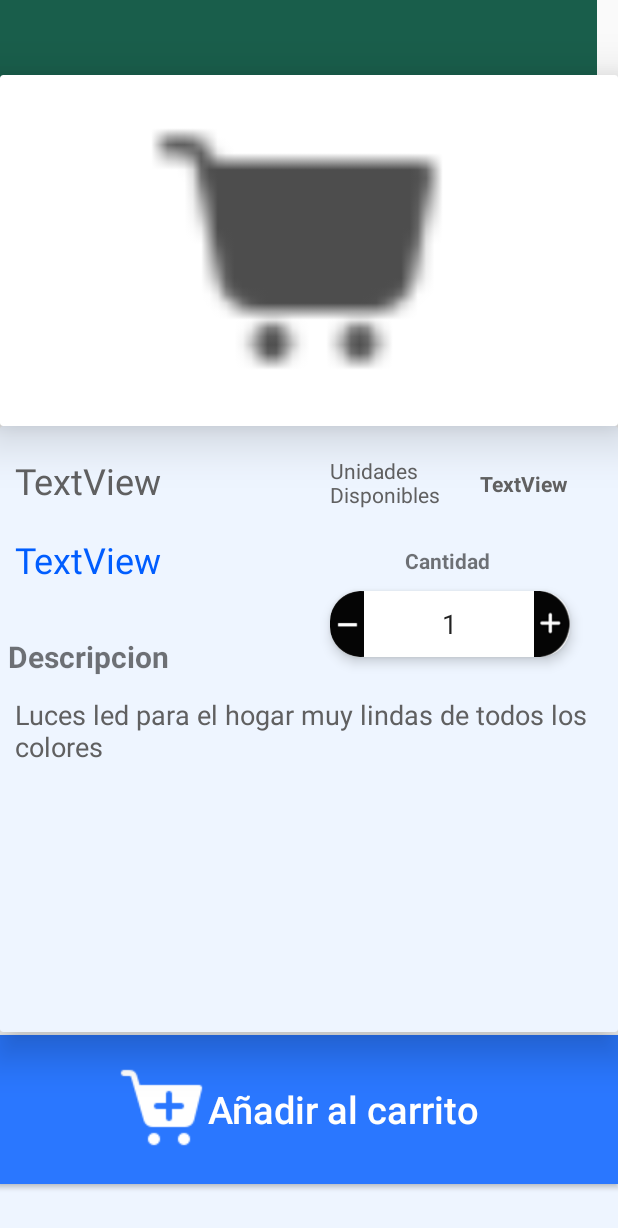
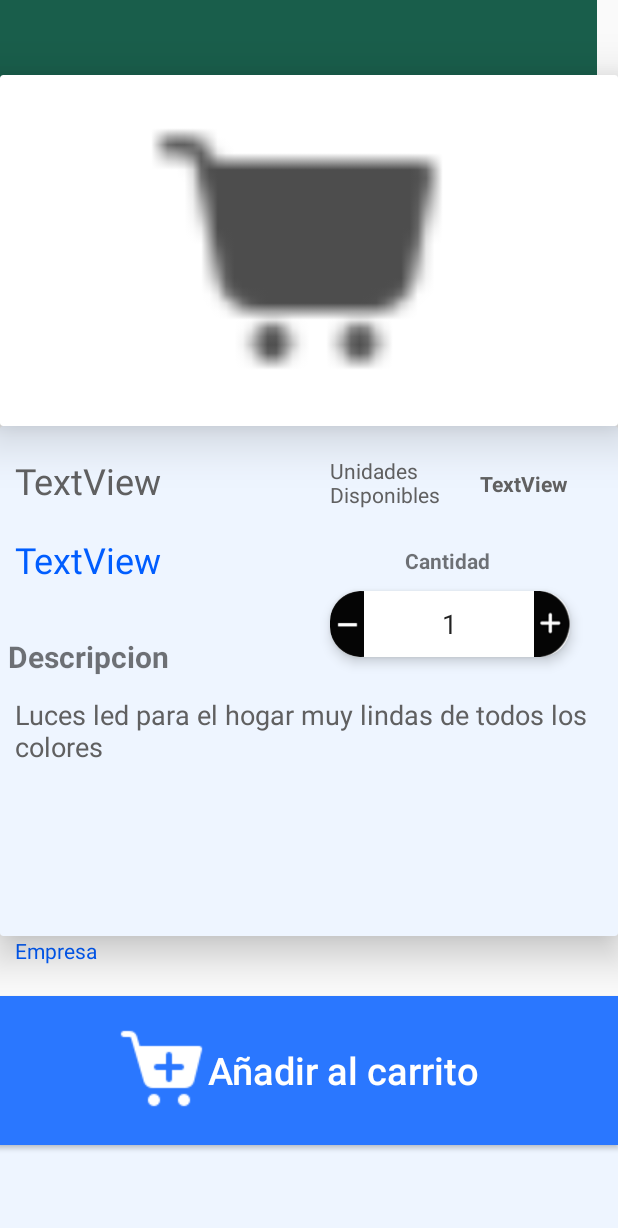
Before and after one commit to williamtocto/examen_complexivo_v2, an Android app: the layout activity_detalle_producto.xml on its own in the app's theme, with its tools: preview values and no code run, on a phone screen of 412 x 824 dp. Shown: the top 1228 px of the screen. Run offline under Robolectric (Android 15) with nearby library versions, the light colour scheme and no system bars; Roboto replaces fonts that are not available here.

Commit message:
Informacion de la empresa

```diff
--- a/app/src/main/java/com/example/proyecto_examen_complexivo/adapter/ProductoAdapter.java
+++ b/app/src/main/java/com/example/proyecto_examen_complexivo/adapter/ProductoAdapter.java
@@ -15,6 +15,7 @@ import com.example.proyecto_examen_complexivo.R;
 import com.example.proyecto_examen_complexivo.modelo.Producto;
 import com.squareup.picasso.Picasso;
 
+import java.sql.SQLOutput;
 import java.util.List;
 
 public class ProductoAdapter extends RecyclerView.Adapter<ProductoAdapter.ViewHolder>  {
@@ -41,6 +42,7 @@ public class ProductoAdapter extends RecyclerView.Adapter<ProductoAdapter.ViewHo
     @Override
     public void onBindViewHolder(@NonNull ProductoAdapter.ViewHolder holder, int position) {
         Producto pro=listproducto.get(position);
+
         holder.nombreproducto.setText(pro.getNombre());
         holder.precioproducto.setText("$ "+pro.getPrecio());
         Picasso.get().load(pro.getFoto()).resize(300,450).centerCrop()
@@ -65,7 +67,7 @@ public class ProductoAdapter extends RecyclerView.Adapter<ProductoAdapter.ViewHo
 
     public class ViewHolder extends RecyclerView.ViewHolder {
         private ImageView imageView;
-        private TextView nombreproducto,precioproducto, id, empresa;
+        private TextView nombreproducto,precioproducto, empresa;
 
         public ViewHolder(@NonNull View itemView) {
             super(itemView);
--- a/app/src/main/java/com/example/proyecto_examen_complexivo/modelo/Empresa.java
+++ b/app/src/main/java/com/example/proyecto_examen_complexivo/modelo/Empresa.java
@@ -3,7 +3,9 @@ package com.example.proyecto_examen_complexivo.modelo;
 import com.google.gson.annotations.Expose;
 import com.google.gson.annotations.SerializedName;
 
-public class Empresa {
+import java.io.Serializable;
+
+public class Empresa implements Serializable {
     @SerializedName("idempresa")
     @Expose
     private long idempresa;
--- a/app/src/main/java/com/example/proyecto_examen_complexivo/modelo/Producto.java
+++ b/app/src/main/java/com/example/proyecto_examen_complexivo/modelo/Producto.java
@@ -32,6 +32,7 @@ public class Producto  implements Serializable {
 
     @SerializedName("idempresa")
     private Empresa idempresa;
+
     private Long id;
 
 
@@ -47,6 +48,7 @@ public class Producto  implements Serializable {
         this.foto = foto;
         this.descripcion = descripcion;
     }
+
 
     public Empresa getIdempresa() {
         return idempresa;
--- a/app/src/main/java/com/example/proyecto_examen_complexivo/network/Constantes.java
+++ b/app/src/main/java/com/example/proyecto_examen_complexivo/network/Constantes.java
@@ -5,7 +5,7 @@ import retrofit2.converter.gson.GsonConverterFactory;
 public class Constantes {
     private static Retrofit retrofit = null;
 
-    public static final String API_BASE_URL="https://bryantenemea.com/";
+    public static final String API_BASE_URL="http://10.0.2.2:8080/";
 
     public static Api getApiService(){
         if(retrofit == null){
--- a/app/src/main/java/com/example/proyecto_examen_complexivo/service/Apis.java
+++ b/app/src/main/java/com/example/proyecto_examen_complexivo/service/Apis.java
@@ -2,7 +2,7 @@ package com.example.proyecto_examen_complexivo.service;
 
 public class Apis {
 
-    public static final String BASE_URL = "https://bryantenemea.com/api/";
+    public static final String BASE_URL = "http://10.0.2.2:8080/api/";
 
 
     public static UsuarioService getUsuarioService() {
--- a/app/src/main/res/layout/activity_detalle_producto.xml
+++ b/app/src/main/res/layout/activity_detalle_producto.xml
@@ -39,7 +39,7 @@
         </androidx.cardview.widget.CardView>
         <androidx.cardview.widget.CardView
                 android:layout_width="match_parent"
-                android:layout_height="404dp"
+                android:layout_height="340dp"
                 app:cardElevation="15dp" android:id="@+id/cardView3"
                 tools:ignore="NotSibling" app:cardBackgroundColor="@color/blanco_azulado">
             <TextView
@@ -92,12 +92,12 @@
             <LinearLayout
                     android:orientation="horizontal"
                     android:layout_width="match_parent"
-                    android:layout_height="match_parent" android:layout_marginTop="180dp"
+                    android:layout_height="153dp" android:layout_marginTop="180dp"
                     android:id="@+id/layout_descripcion">
                 <TextView
                         android:id="@+id/prodDesc"
-                        android:layout_width="401dp"
-                        android:layout_height="201dp"
+                        android:layout_width="381dp"
+                        android:layout_height="145dp"
                         android:layout_marginTop="0dp"
                         android:layout_marginEnd="272dp"
                         android:text="Luces led para el hogar muy lindas de todos los colores "
@@ -119,7 +119,7 @@
             </LinearLayout>
             <LinearLayout
                     android:orientation="horizontal"
-                    android:layout_width="202dp"
+                    android:layout_width="194dp"
                     android:layout_height="wrap_content" android:id="@+id/layout_nombre_precio"
                     android:layout_marginTop="10dp">
                 <LinearLayout
@@ -142,6 +142,7 @@
                             android:layout_marginTop="20dp"
                             android:text="TextView"
                             android:textSize="24sp"
+                            android:clickable="true"
                             android:layout_marginStart="10dp" android:textColor="@color/azul_brillante"/>
                 </LinearLayout>
             </LinearLayout>
@@ -160,6 +161,11 @@
                         android:textStyle="bold"/>
             </LinearLayout>
         </androidx.cardview.widget.CardView>
+        <TextView
+                android:text="Empresa"
+                android:layout_width="306dp"
+                android:layout_marginStart="10dp" android:textColor="@color/azul_brillante"
+                android:layout_height="38dp" android:id="@+id/empresa_info"/>
         <Button
                 android:text="Añadir al carrito"
                 android:layout_width="match_parent"
```
Also changed, not shown: app/src/main/java/com/example/proyecto_examen_complexivo/DetalleProducto.java (+24 -2 lines).
